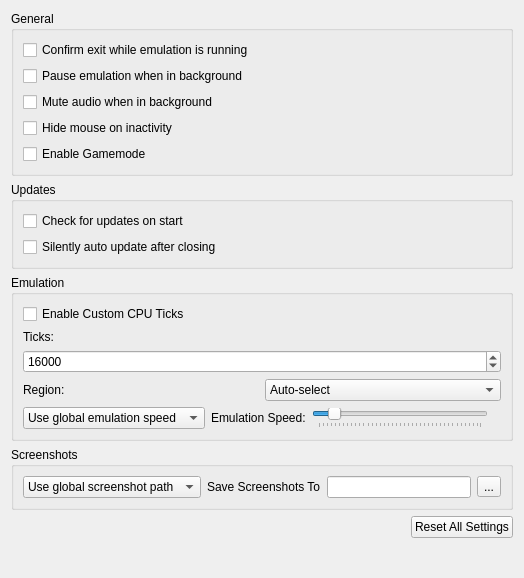
This is src/citra_qt/configuration/configure_general.ui in mandarine3ds/mandarine as Qt 5 draws it before an edit. The edited form follows.
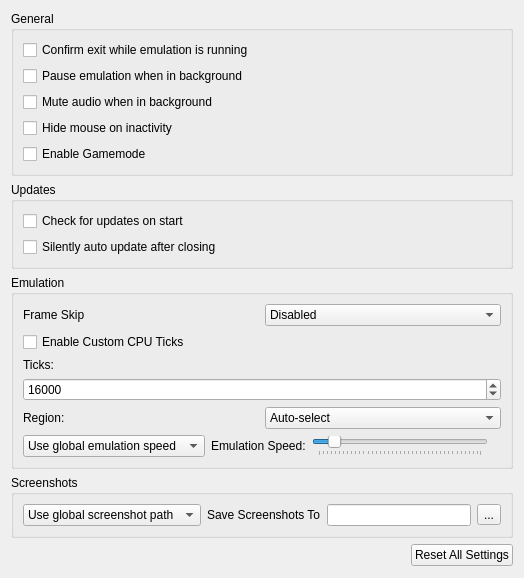
This is the edited form.

Commit message:
Android & PC: Add Frameskip to UI
Thanks rtiangha for making part of the UI addition.

I also added a description for New 3DS option, nothing revelant.

Patch:
```diff
--- a/src/citra_qt/configuration/configure_general.ui
+++ b/src/citra_qt/configuration/configure_general.ui
@@ -89,6 +89,58 @@
         <string>Emulation</string>
        </property>
        <layout class="QVBoxLayout" name="verticalLayout_2">
+        <item>
+         <widget class="QWidget" name="widget_frame_skip" native="true">
+          <layout class="QHBoxLayout" name="frameskip_layout">
+           <property name="leftMargin">
+            <number>0</number>
+           </property>
+           <property name="topMargin">
+            <number>0</number>
+           </property>
+           <property name="rightMargin">
+            <number>0</number>
+           </property>
+           <property name="bottomMargin">
+            <number>0</number>
+           </property>
+           <item>
+            <widget class="QLabel" name="frame_skip_label">
+             <property name="toolTip">
+              <string>&lt;html&gt;&lt;body&gt;The number of frames to skip. It may cause emulation speed desync issues.&lt;/body&gt;&lt;/html&gt;</string>
+             </property>
+             <property name="text">
+              <string>Frame Skip</string>
+             </property>
+            </widget>
+           </item>
+           <item>
+            <widget class="QComboBox" name="frame_skip_combobox">
+             <item>
+              <property name="text">
+               <string>Disabled</string>
+              </property>
+             </item>
+             <item>
+              <property name="text">
+               <string>x2</string>
+              </property>
+             </item>
+             <item>
+              <property name="text">
+               <string>x4</string>
+              </property>
+             </item>
+             <item>
+              <property name="text">
+               <string>x8</string>
+              </property>
+             </item>
+            </widget>
+           </item>
+          </layout>
+         </widget>
+        </item>
         <item>
          <widget class="QCheckBox" name="toggle_custom_cpu_ticks">
           <property name="toolTip">
```
Left out of the diff: 1 changed line with no effect on the pictures. The commit also changes 13 other files.
